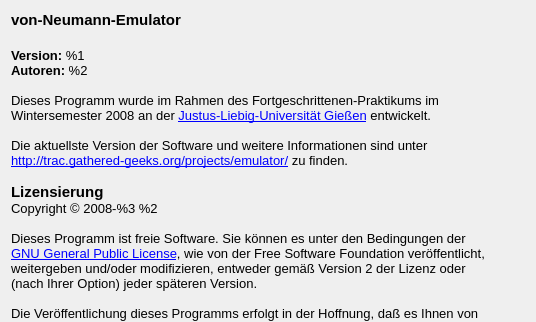
Above: ui/AboutDialog.ui from Funzinator/von-neumann-emulator before the change; both pictures show x 0 to 536 and y 0 to 322 of the 536 by 599 pixel window. Below: the same form after it.
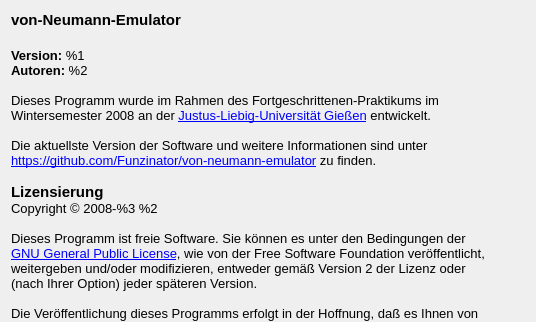
That is the form after the change.

```diff
--- a/ui/AboutDialog.ui
+++ b/ui/AboutDialog.ui
@@ -34,7 +34,7 @@
 &lt;p style=" margin-top:0px; margin-bottom:0px; margin-left:0px; margin-right:0px; -qt-block-indent:0; text-indent:0px;">Wintersemester 2008 an der &lt;a href="http://www.uni-giessen.de/">&lt;span style=" text-decoration: underline; color:#0000ff;">Justus-Liebig-Universität Gießen&lt;/span>&lt;/a> entwickelt.&lt;/p>
 &lt;p style="-qt-paragraph-type:empty; margin-top:0px; margin-bottom:0px; margin-left:0px; margin-right:0px; -qt-block-indent:0; text-indent:0px;">&lt;/p>
 &lt;p style=" margin-top:0px; margin-bottom:0px; margin-left:0px; margin-right:0px; -qt-block-indent:0; text-indent:0px;">Die aktuellste Version der Software und weitere Informationen sind unter&lt;/p>
-&lt;p style=" margin-top:0px; margin-bottom:0px; margin-left:0px; margin-right:0px; -qt-block-indent:0; text-indent:0px;">&lt;a href="http://trac.gathered-geeks.org/projects/emulator/">&lt;span style=" text-decoration: underline; color:#0000ff;">http://trac.gathered-geeks.org/projects/emulator/&lt;/span>&lt;/a> zu finden.&lt;/p>
+&lt;p style=" margin-top:0px; margin-bottom:0px; margin-left:0px; margin-right:0px; -qt-block-indent:0; text-indent:0px;">&lt;a href="https://github.com/Funzinator/von-neumann-emulator">&lt;span style=" text-decoration: underline; color:#0000ff;">https://github.com/Funzinator/von-neumann-emulator&lt;/span>&lt;/a> zu finden.&lt;/p>
 &lt;p style="-qt-paragraph-type:empty; margin-top:0px; margin-bottom:0px; margin-left:0px; margin-right:0px; -qt-block-indent:0; text-indent:0px;">&lt;/p>
 &lt;p style=" margin-top:0px; margin-bottom:0px; margin-left:0px; margin-right:0px; -qt-block-indent:0; text-indent:0px;">&lt;span style=" font-size:11pt; font-weight:600;">Lizensierung&lt;/span>&lt;/p>
 &lt;p style=" margin-top:0px; margin-bottom:0px; margin-left:0px; margin-right:0px; -qt-block-indent:0; text-indent:0px;">Copyright © 2008-%3 %2&lt;/p>
```
